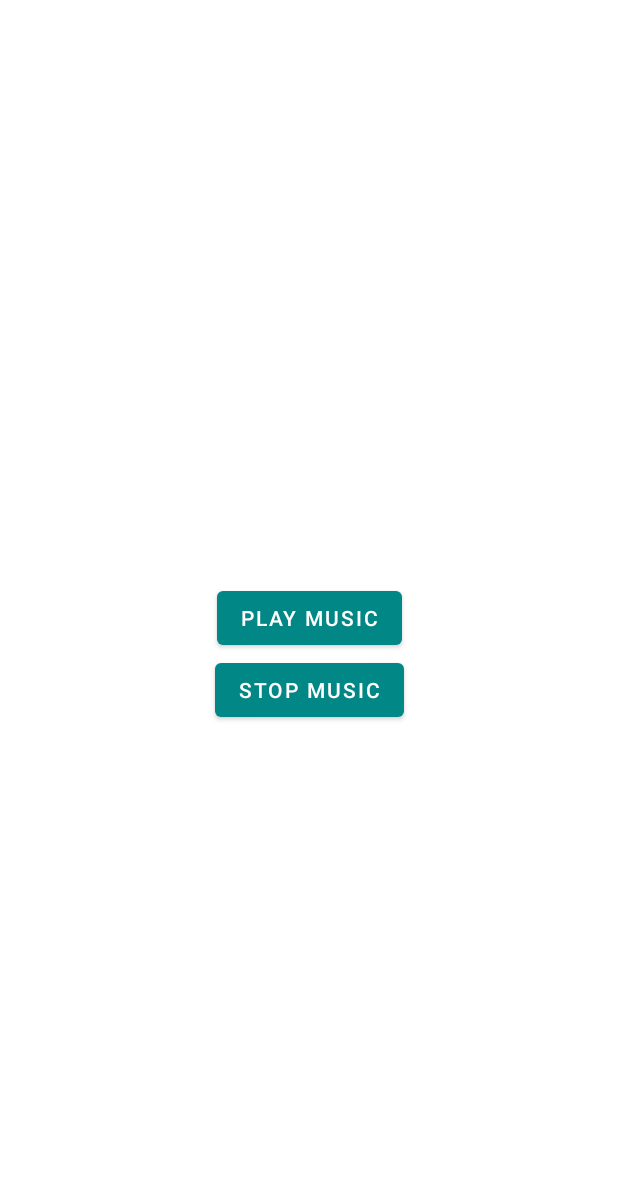
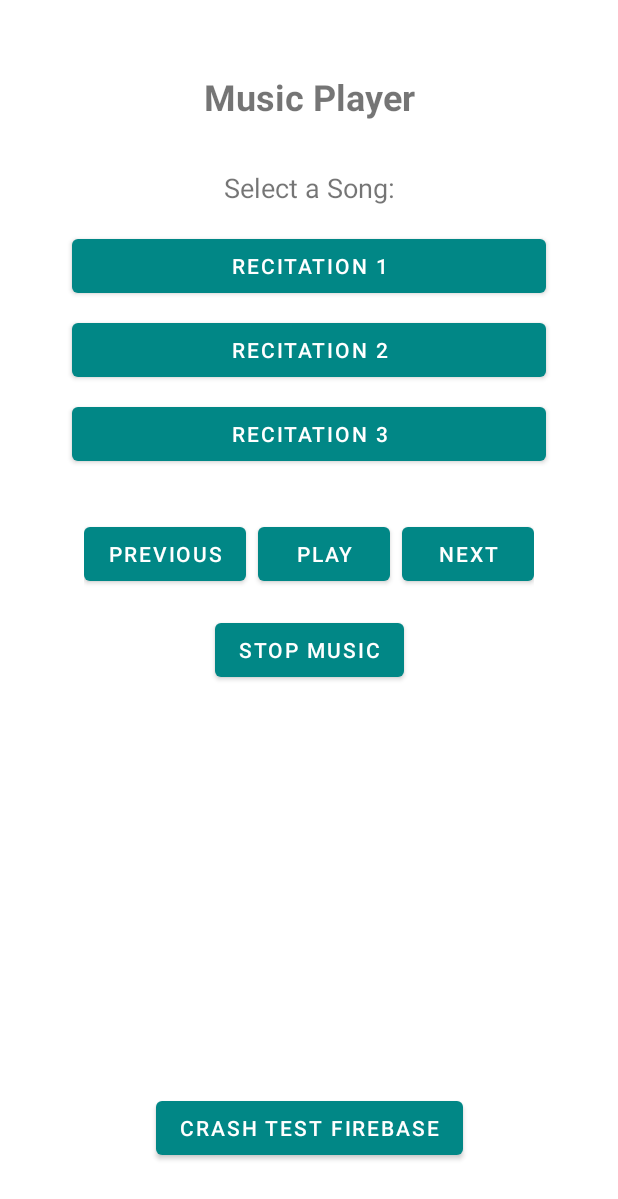
Before and after one commit to XenonR25/Kotlin-Learning, an Android app: the screen it shows after launch (MessageActivity), after a tap on "GO TO MUSIC PLAYER", on a phone screen of 412 x 824 dp. Shown: the top 1199 px of the screen. Run offline under Robolectric (Android 15) with nearby library versions, the light colour scheme and no system bars; our stand-ins replace Dagger/Hilt's generated code, Firebase (no records; nobody signed in at launch, a user with empty details on screens opened directly); 10 statements that could not run were skipped; 2 other taps on this screen came first.

Commit message:
updated the MusicService from signle sound to previous, next and every state of the audio

```diff
--- a/app/build.gradle.kts
+++ b/app/build.gradle.kts
@@ -5,6 +5,7 @@ plugins {
     id("com.google.dagger.hilt.android") // <-- Hilt plugin
     id("com.google.gms.google-services")
     id("com.google.devtools.ksp")
+    id("com.google.firebase.crashlytics")
 }
 
 android {
@@ -78,6 +79,7 @@ dependencies {
     implementation(libs.bundles.firebase)
     // In build.gradle.kts
     implementation("com.google.android.gms:play-services-location:21.3.0")
+    implementation("com.google.firebase:firebase-crashlytics")
     implementation(libs.androidx.work.runtime.ktx)
 }
 kapt {
--- a/app/src/main/AndroidManifest.xml
+++ b/app/src/main/AndroidManifest.xml
@@ -7,6 +7,7 @@
     <uses-permission android:name="android.permission.ACCESS_COARSE_LOCATION" />
     <uses-permission android:name="android.permission.ACCESS_BACKGROUND_LOCATION" />
     <uses-permission android:name="android.permission.FOREGROUND_SERVICE" />
+    <uses-permission android:name="android.permission.POST_NOTIFICATIONS"/>
     <uses-permission android:name="android.permission.FOREGROUND_SERVICE_MEDIA_PLAYBACK" />
     <application
         android:allowBackup="true"
--- a/app/src/main/java/com/example/assignment1/MessageActivity.kt
+++ b/app/src/main/java/com/example/assignment1/MessageActivity.kt
@@ -20,6 +20,5 @@ class MessageActivity : AppCompatActivity() {
         supportFragmentManager.beginTransaction()
             .replace(R.id.fragment_container, MainFragment())
             .commit()
-
     }
 }
--- a/app/src/main/java/com/example/assignment1/MusicFragment.kt
+++ b/app/src/main/java/com/example/assignment1/MusicFragment.kt
@@ -1,15 +1,18 @@
 package com.example.assignment1
 
 import android.content.Intent
+import android.os.Build
 import android.os.Bundle
 import android.view.View
 import androidx.fragment.app.Fragment
 import com.example.assignment1.Context.Service.MusicService
 import com.example.assignment1.databinding.FragmentMusicBinding
+import com.google.firebase.crashlytics.FirebaseCrashlytics
 
 class MusicFragment : Fragment(R.layout.fragment_music) {
-    private var _binding : FragmentMusicBinding? = null
+    private var _binding: FragmentMusicBinding? = null
     private val binding get() = _binding!!
+    private var currentSongIndex = 0
 
     override fun onViewCreated(view: View, savedInstanceState: Bundle?) {
         super.onViewCreated(view, savedInstanceState)
@@ -17,18 +20,74 @@ class MusicFragment : Fragment(R.layout.fragment_music) {
         _binding = FragmentMusicBinding.bind(view)
 
         binding.btnPlay.setOnClickListener {
-            val intent = Intent(requireContext(), MusicService::class.java)
+            playSelectedSong()
+        }
+
+        binding.btnStop.setOnClickListener {
+            val intent = Intent(requireContext(), MusicService::class.java).apply {
+                action = MusicService.ACTION_STOP
+            }
             requireActivity().startService(intent)
         }
 
-        _binding?.btnStop?.setOnClickListener{
-            val intent = Intent(requireContext(), MusicService::class.java)
-            requireActivity().stopService(intent)
+        binding.btnNext.setOnClickListener {
+            val intent = Intent(requireContext(), MusicService::class.java).apply {
+                action = MusicService.ACTION_NEXT
+            }
+            requireActivity().startService(intent)
         }
+
+        binding.btnPrevious.setOnClickListener {
+            val intent = Intent(requireContext(), MusicService::class.java).apply {
+                action = MusicService.ACTION_PREVIOUS
+            }
+            requireActivity().startService(intent)
+        }
+
+        // Song selection buttons
+        binding.btnSong1.setOnClickListener {
+            currentSongIndex = 0
+            playSongAtIndex(0)
+        }
+
+        binding.btnSong2.setOnClickListener {
+            currentSongIndex = 1
+            playSongAtIndex(1)
+        }
+
+        binding.btnSong3.setOnClickListener {
+            currentSongIndex = 2
+            playSongAtIndex(2)
+        }
+
+        binding.btnCrashTest.setOnClickListener {
+            FirebaseCrashlytics.getInstance().log("Test Crash button clicked")
+            throw RuntimeException("Test Crash")
+        }
+
+        requestNotificationPermission()
     }
-    //Clean up to avoid memory leaks
+
+    private fun playSelectedSong() {
+        playSongAtIndex(currentSongIndex)
+    }
+
+    private fun playSongAtIndex(index: Int) {
+        val intent = Intent(requireContext(), MusicService::class.java).apply {
+            action = MusicService.ACTION_PLAY
+            putExtra(MusicService.EXTRA_SONG_INDEX, index)
+        }
+        requireActivity().startService(intent)
+    }
+
     override fun onDestroyView() {
         super.onDestroyView()
         _binding = null
     }
+
+    private fun requestNotificationPermission() {
+        if (Build.VERSION.SDK_INT >= Build.VERSION_CODES.TIRAMISU) {
+            requestPermissions(arrayOf(android.Manifest.permission.POST_NOTIFICATIONS), 100)
+        }
+    }
 }
--- a/app/src/main/res/layout/fragment_music.xml
+++ b/app/src/main/res/layout/fragment_music.xml
@@ -1,26 +1,121 @@
 <?xml version="1.0" encoding="utf-8"?>
 <androidx.constraintlayout.widget.ConstraintLayout xmlns:android="http://schemas.android.com/apk/res/android"
+    xmlns:app="http://schemas.android.com/apk/res-auto"
     android:layout_width="match_parent"
     android:layout_height="match_parent"
-    xmlns:app="http://schemas.android.com/apk/res-auto">
-    <Button
-        android:id="@+id/btnPlay"
+    android:padding="16dp">
+
+    <TextView
+        android:id="@+id/tvTitle"
         android:layout_width="wrap_content"
         android:layout_height="wrap_content"
+        android:text="Music Player"
+        android:textSize="24sp"
+        android:textStyle="bold"
+        app:layout_constraintEnd_toEndOf="parent"
+        app:layout_constraintStart_toStartOf="parent"
         app:layout_constraintTop_toTopOf="parent"
+        android:layout_marginTop="32dp" />
+
+    <!-- Song Selection Buttons -->
+    <TextView
+        android:id="@+id/tvSelectSong"
+        android:layout_width="wrap_content"
+        android:layout_height="wrap_content"
+        android:text="Select a Song:"
+        android:textSize="18sp"
         app:layout_constraintStart_toStartOf="parent"
         app:layout_constraintEnd_toEndOf="parent"
-        app:layout_constraintBottom_toBottomOf="parent"
-        android:text="Play Music"
+        app:layout_constraintTop_toBottomOf="@+id/tvTitle"
+        android:layout_marginTop="32dp" />
 
-        />
+    <Button
+        android:id="@+id/btnSong1"
+        android:layout_width="0dp"
+        android:layout_height="wrap_content"
+        android:text="Recitation 1"
+        app:layout_constraintEnd_toEndOf="parent"
+        app:layout_constraintStart_toStartOf="parent"
+        app:layout_constraintTop_toBottomOf="@+id/tvSelectSong"
+        android:layout_marginTop="16dp"
+        android:layout_marginStart="32dp"
+        android:layout_marginEnd="32dp" />
+
+    <Button
+        android:id="@+id/btnSong2"
+        android:layout_width="0dp"
+        android:layout_height="wrap_content"
+        android:text="Recitation 2"
+        app:layout_constraintEnd_toEndOf="parent"
+        app:layout_constraintStart_toStartOf="parent"
+        app:layout_constraintTop_toBottomOf="@+id/btnSong1"
+        android:layout_marginTop="8dp"
+        android:layout_marginStart="32dp"
+        android:layout_marginEnd="32dp" />
+
+    <Button
+        android:id="@+id/btnSong3"
+        android:layout_width="0dp"
+        android:layout_height="wrap_content"
+        android:text="Recitation 3"
+        app:layout_constraintEnd_toEndOf="parent"
+        app:layout_constraintStart_toStartOf="parent"
+        app:layout_constraintTop_toBottomOf="@+id/btnSong2"
+        android:layout_marginTop="8dp"
+        android:layout_marginStart="32dp"
+        android:layout_marginEnd="32dp" />
+
+    <!-- Playback Controls -->
+    <LinearLayout
+        android:id="@+id/controlsLayout"
+        android:layout_width="wrap_content"
+        android:layout_height="wrap_content"
+        android:orientation="horizontal"
+        app:layout_constraintEnd_toEndOf="parent"
+        app:layout_constraintStart_toStartOf="parent"
+        app:layout_constraintTop_toBottomOf="@+id/btnSong3"
+        android:layout_marginTop="32dp">
+
+        <Button
+            android:id="@+id/btnPrevious"
+            android:layout_width="wrap_content"
+            android:layout_height="wrap_content"
+            android:text="Previous"
+            android:layout_marginEnd="8dp" />
+
+        <Button
+            android:id="@+id/btnPlay"
+            android:layout_width="wrap_content"
+            android:layout_height="wrap_content"
+            android:text="Play"
+            android:layout_marginEnd="8dp" />
+
+        <Button
+            android:id="@+id/btnNext"
+            android:layout_width="wrap_content"
+            android:layout_height="wrap_content"
+            android:text="Next" />
+
+    </LinearLayout>
+
     <Button
         android:id="@+id/btnStop"
         android:layout_width="wrap_content"
         android:layout_height="wrap_content"
-        app:layout_constraintTop_toBottomOf="@+id/btnPlay"
+        android:text="Stop Music"
+        app:layout_constraintEnd_toEndOf="parent"
         app:layout_constraintStart_toStartOf="parent"
+        app:layout_constraintTop_toBottomOf="@+id/controlsLayout"
+        android:layout_marginTop="16dp" />
+
+    <Button
+        android:id="@+id/btnCrashTest"
+        android:layout_width="wrap_content"
+        android:layout_height="wrap_content"
+        android:text="Crash Test Firebase"
+        app:layout_constraintBottom_toBottomOf="parent"
         app:layout_constraintEnd_toEndOf="parent"
-        android:text="Stop Music"
-        />
+        app:layout_constraintStart_toStartOf="parent"
+        android:layout_marginBottom="32dp" />
+
 </androidx.constraintlayout.widget.ConstraintLayout>
--- a/build.gradle.kts
+++ b/build.gradle.kts
@@ -5,5 +5,5 @@ plugins {
     id("com.google.dagger.hilt.android") version "2.57.2" apply false
     id("com.google.gms.google-services") version "4.4.4" apply false
     id("com.google.devtools.ksp") version "2.1.0-1.0.29" apply false
-
+    id("com.google.firebase.crashlytics") version "3.0.6" apply false
 }
```
Also changed, not shown: app/src/main/java/com/example/assignment1/Context/Service/MusicService.kt (+147 -22 lines), 4 other files.
